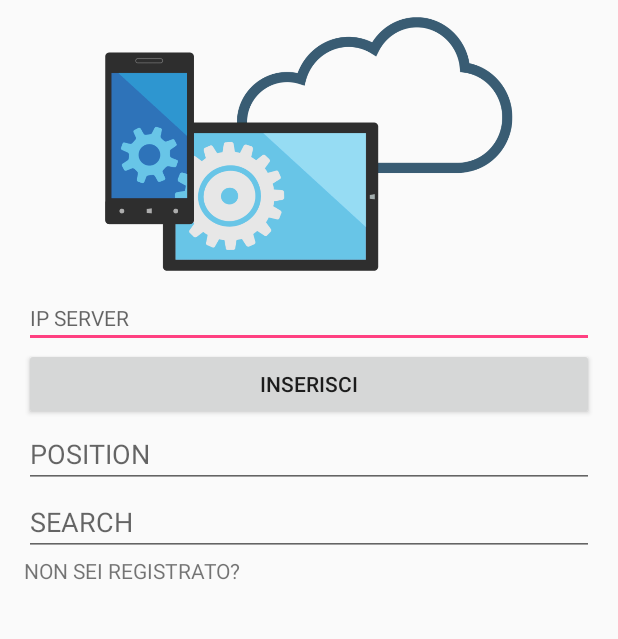
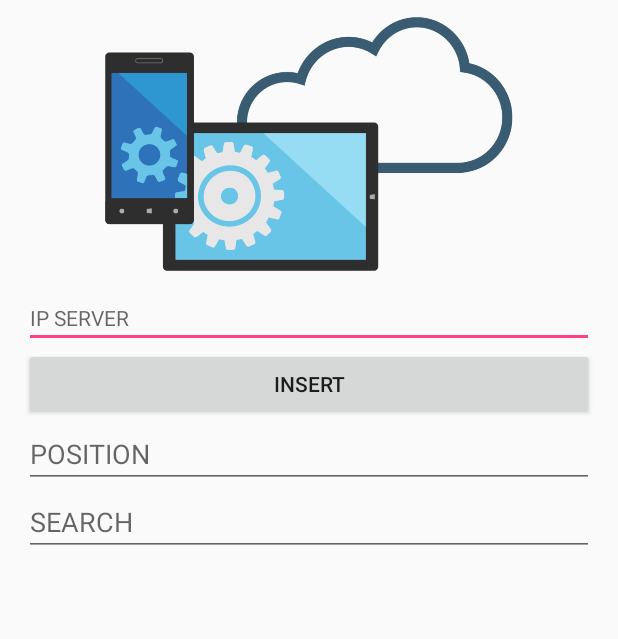
Before and after one commit to NotMyUid/ConcurrentCluster_AndroidApp, an Android app: the screen it shows after launch (LoginActivity), on a phone screen of 412 x 824 dp, the part 105-744 px from its top. Run offline under Robolectric (Android 15) with nearby library versions, the phone set to English and light mode, and no system bars.

Commit message:
Setting up app. Part 2.

```diff
--- a/app/src/main/java/pcad2019/pcadapp/LoginActivity.java
+++ b/app/src/main/java/pcad2019/pcadapp/LoginActivity.java
@@ -14,10 +14,9 @@ import android.widget.Toast;
 
 public class LoginActivity extends AppCompatActivity {
 
-    public static final String EXTRA_MESSAGE_IP = "msg";
     private String IPstring ;
 
-    private boolean checkIp(){ // controlla se è stato inserito un indirizzo ip
+    private boolean checkIp(){
         if ( IPstring == null ){
             Toast.makeText(this, "MISSING IP ADRESS", Toast.LENGTH_SHORT).show();
             return false;
@@ -30,13 +29,6 @@ public class LoginActivity extends AppCompatActivity {
         super.onCreate(savedInstanceState);
         setContentView(R.layout.activity_login);
     }
-
-    /*public void doSignIn() {
-        if (!checkIp()) return;
-        Intent intent = new Intent(this, SignInActivity.class);
-        intent.putExtra("msg", IPstring);
-        startActivity(intent);
-    }*/
 
     public void insertData(View view) { // effettuta il login e se va a buon fine avvia la loginActivity
         if (!checkIp()) return;
--- a/app/src/main/res/layout/activity_login.xml
+++ b/app/src/main/res/layout/activity_login.xml
@@ -33,8 +33,10 @@
         android:id="@+id/IpText"
         android:layout_width="match_parent"
         android:layout_height="wrap_content"
+        android:autofillHints=""
         android:baselineAligned="false"
         android:hint="@string/indirizzo_ip_server"
+        android:inputType="text"
         android:textAppearance="@style/TextAppearance.AppCompat.Body1" />
 
     <Button
@@ -42,8 +44,7 @@
         android:layout_width="match_parent"
         android:layout_height="wrap_content"
         android:onClick="insertIp"
-        android:text="@string/inserisci"
-        />
+        android:text="@string/insert" />
 
     <EditText
         android:id="@+id/positionText"
@@ -51,7 +52,7 @@
         android:layout_height="wrap_content"
         android:hint="@string/position"
         android:inputType="textPersonName"
-         />
+        android:autofillHints="" />
 
     <EditText
         android:id="@+id/searchText"
@@ -59,13 +60,6 @@
         android:layout_height="wrap_content"
         android:hint="@string/search"
         android:inputType="textPersonName"
-        />
-
-    <TextView
-        android:id="@+id/textViewR"
-        android:layout_width="match_parent"
-        android:layout_height="wrap_content"
-        android:text="@string/se_non_sei_ancora_registrato"
-         />
+        android:autofillHints="" />
 
 </LinearLayout>
--- a/app/src/main/res/values/strings.xml
+++ b/app/src/main/res/values/strings.xml
@@ -2,12 +2,9 @@
     <string name="app_name">PCAD APP 2019</string>
     <string name="position">POSITION</string>
     <string name="search">SEARCH</string>
-    <string name="login">LOGIN</string>
-    <string name="registrati">REGISTRATI</string>
-    <string name="se_non_sei_ancora_registrato">NON SEI REGISTRATO?</string>
     <string name="benvenuto">BENVENUTO</string>
     <string name="indirizzo_ip_server">IP SERVER</string>
-    <string name="inserisci">Inserisci</string>
+    <string name="insert">Insert</string>
     <string name="title_activity_signin">SigninActivity</string>
     <string name="title_activity_login">LoginActivity</string>
     <string name="inserire_cognome">Inserire cognome</string>
```
Also changed, not shown: app/src/main/AndroidManifest.xml (+0 -8 lines), app/src/main/java/pcad2019/pcadapp/MainActivity.java (deleted, +0 -42 lines), app/src/main/res/layout/activity_main.xml (deleted, +0 -78 lines).
